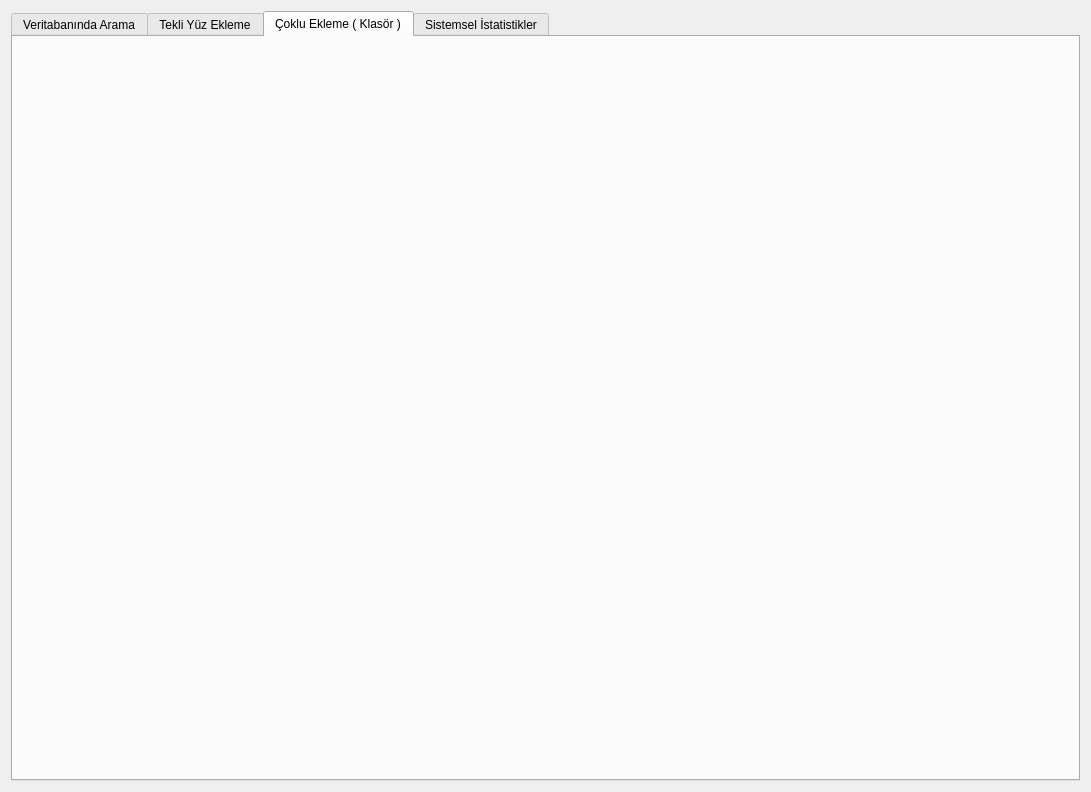
Above: raw_ui_files/FaceRecognitionScreen.ui from MehmetYukselSekeroglu/TheHive before the change. Below: the same form after it.
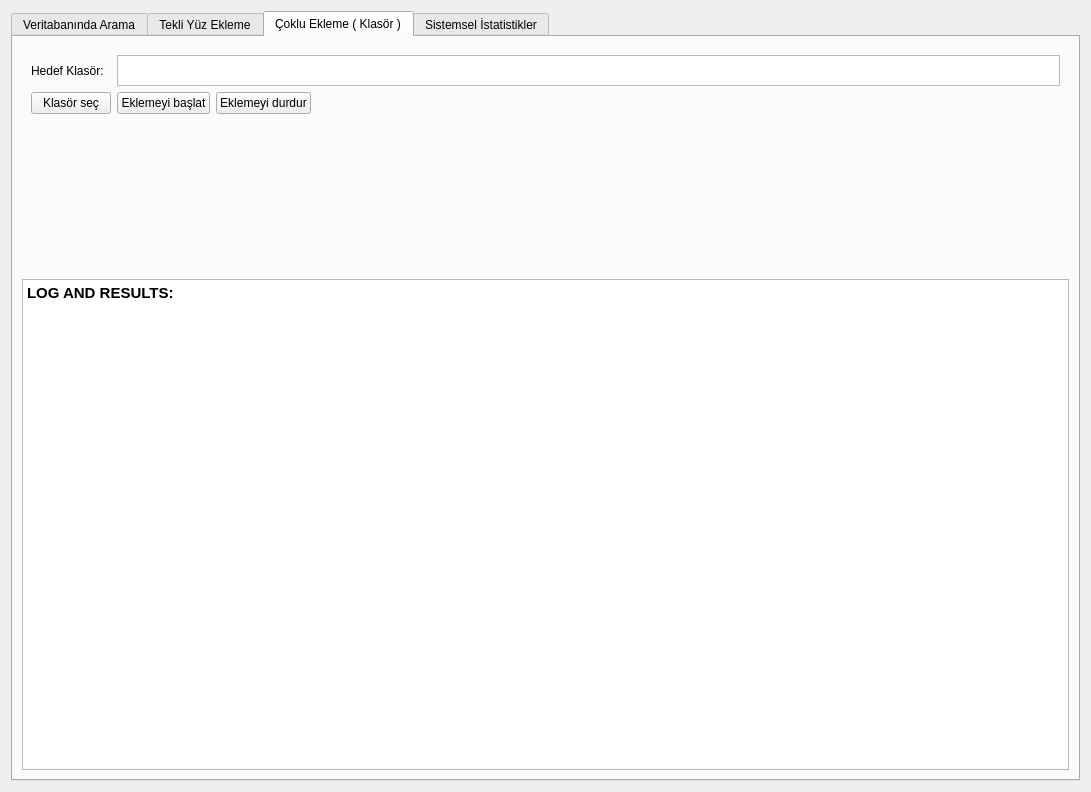
That is the form after the change. The open tabs and pages were chosen to show the change.

Commit message: Face Recognition DirectoryAdde future activated and tested False possitive status

```diff
--- a/raw_ui_files/FaceRecognitionScreen.ui
+++ b/raw_ui_files/FaceRecognitionScreen.ui
@@ -333,6 +333,101 @@
       <attribute name="title">
        <string>Çoklu Ekleme ( Klasör )</string>
       </attribute>
+      <layout class="QGridLayout" name="gridLayout_13">
+       <item row="0" column="0">
+        <widget class="QWidget" name="widget_7" native="true">
+         <layout class="QGridLayout" name="gridLayout_12">
+          <item row="3" column="0">
+           <widget class="QPushButton" name="pushButton_selectDirectory">
+            <property name="text">
+             <string>Klasör seç</string>
+            </property>
+           </widget>
+          </item>
+          <item row="3" column="3">
+           <spacer name="horizontalSpacer_2">
+            <property name="orientation">
+             <enum>Qt::Horizontal</enum>
+            </property>
+            <property name="sizeHint" stdset="0">
+             <size>
+              <width>40</width>
+              <height>20</height>
+             </size>
+            </property>
+           </spacer>
+          </item>
+          <item row="4" column="1">
+           <spacer name="verticalSpacer_2">
+            <property name="orientation">
+             <enum>Qt::Vertical</enum>
+            </property>
+            <property name="sizeHint" stdset="0">
+             <size>
+              <width>20</width>
+              <height>40</height>
+             </size>
+            </property>
+           </spacer>
+          </item>
+          <item row="0" column="1" colspan="3">
+           <widget class="QTextBrowser" name="textBrowser_showTargetDir">
+            <property name="maximumSize">
+             <size>
+              <width>16777215</width>
+              <height>31</height>
+             </size>
+            </property>
+           </widget>
+          </item>
+          <item row="3" column="1">
+           <widget class="QPushButton" name="pushButton_startMultiAdder">
+            <property name="text">
+             <string>Eklemeyi başlat</string>
+            </property>
+           </widget>
+          </item>
+          <item row="0" column="0">
+           <widget class="QLabel" name="label_5">
+            <property name="maximumSize">
+             <size>
+              <width>16777215</width>
+              <height>31</height>
+             </size>
+            </property>
+            <property name="text">
+             <string>Hedef Klasör:</string>
+            </property>
+           </widget>
+          </item>
+          <item row="3" column="2">
+           <widget class="QPushButton" name="pushButton_stopMultiAdder">
+            <property name="text">
+             <string>Eklemeyi durdur</string>
+            </property>
+           </widget>
+          </item>
+         </layout>
+        </widget>
+       </item>
+       <item row="1" column="0">
+        <widget class="QTextBrowser" name="textBrowser_cokluEkleme_logConsole">
+         <property name="minimumSize">
+          <size>
+           <width>0</width>
+           <height>491</height>
+          </size>
+         </property>
+         <property name="html">
+          <string>&lt;!DOCTYPE HTML PUBLIC &quot;-//W3C//DTD HTML 4.0//EN&quot; &quot;http://www.w3.org/TR/REC-html40/strict.dtd&quot;&gt;
+&lt;html&gt;&lt;head&gt;&lt;meta name=&quot;qrichtext&quot; content=&quot;1&quot; /&gt;&lt;style type=&quot;text/css&quot;&gt;
+p, li { white-space: pre-wrap; }
+&lt;/style&gt;&lt;/head&gt;&lt;body style=&quot; font-family:'Cantarell'; font-size:11pt; font-weight:400; font-style:normal;&quot;&gt;
+&lt;p style=&quot; margin-top:0px; margin-bottom:0px; margin-left:0px; margin-right:0px; -qt-block-indent:0; text-indent:0px;&quot;&gt;&lt;span style=&quot; font-weight:600;&quot;&gt;LOG AND RESULTS:&lt;/span&gt;&lt;/p&gt;&lt;/body&gt;&lt;/html&gt;</string>
+         </property>
+        </widget>
+       </item>
+      </layout>
      </widget>
      <widget class="QWidget" name="tab_sistemIstatistik">
       <attribute name="title">
```
Left out of the diff: 4 changed lines with no effect on the pictures. The commit also changes 6 other files.
